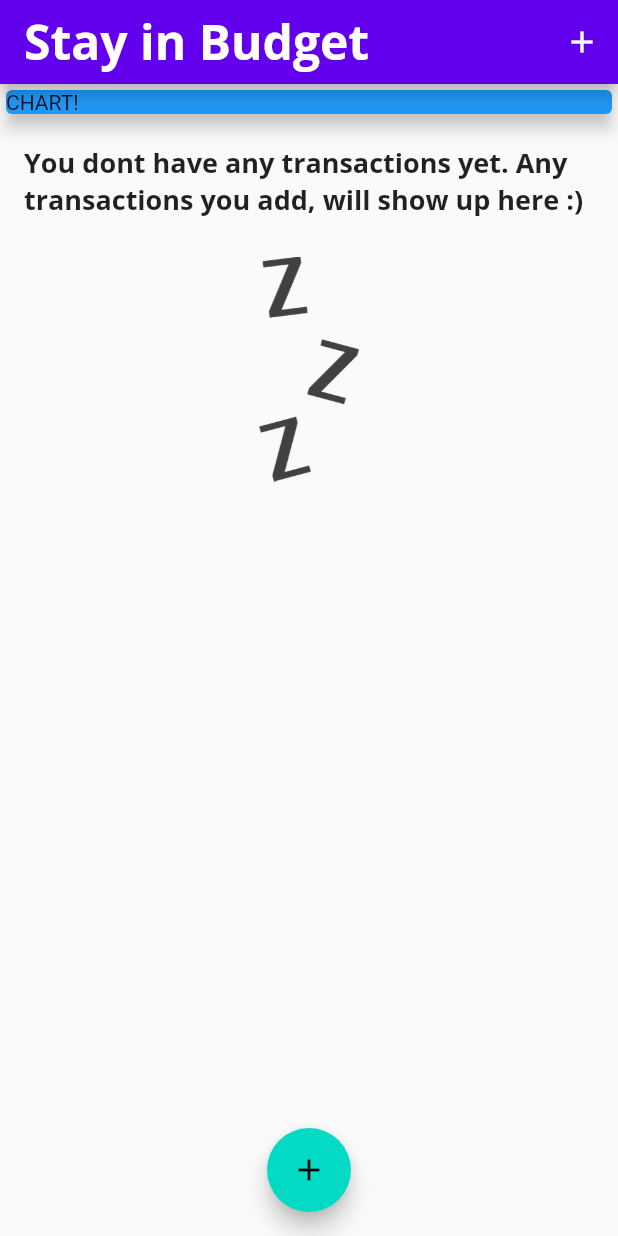
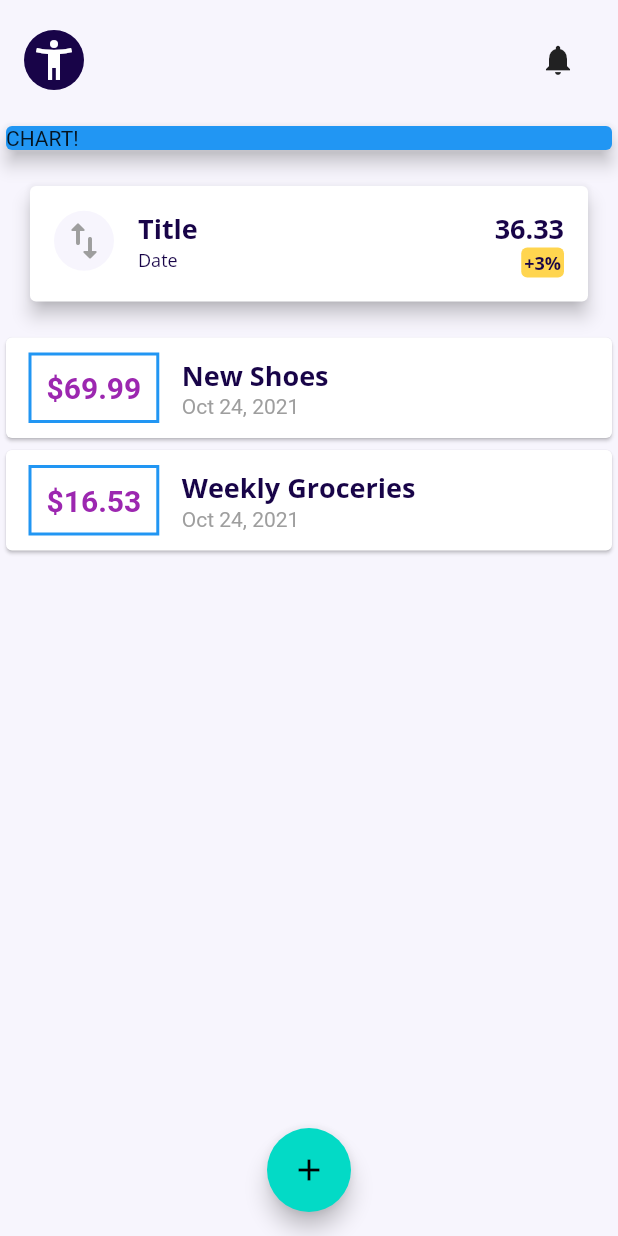
Before and after one commit to NoderCoder/stayinbudget, a Flutter app: the screen it shows after launch, on a phone screen of 412 x 824 dp. Run offline on Flutter 3.47's test engine with Material 2 defaults, Android fonts, the phone set to English and light mode, and no system bars.

Commit message:
Tile created, need to hook it up

```diff
--- a/lib/main.dart
+++ b/lib/main.dart
@@ -2,6 +2,7 @@ import 'package:flutter/material.dart';
 import 'package:flutter_complete_guide/widgets/new_transaction.dart';
 import 'package:flutter_complete_guide/widgets/transaction_list.dart';
 import 'models/transaction.dart';
+import './widgets/transaction_tile_ui.dart';
 
 void main() => runApp(MyApp());
 
@@ -10,14 +11,20 @@ class MyApp extends StatelessWidget {
   Widget build(BuildContext context) {
     return MaterialApp(
       theme: ThemeData(
-          primarySwatch: Colors.purple,
-          accentColor: Colors.amber,
+          scaffoldBackgroundColor: Color(0xFFf7f5fd),
+          primaryColorDark: Color(0xFF180448),
+          primaryColorLight: Color(0xFF440fc0),
+          cardColor: Colors.white,
+          accentColor: Color(0xFFffc946),
           colorScheme: ColorScheme.light(),
           textTheme: ThemeData.light().textTheme.copyWith(
                 bodyText1: TextStyle(
                   fontFamily: "OpenSans",
                   fontSize: 18,
-                  fontWeight: FontWeight.bold)),
+                  fontWeight: FontWeight.bold,
+                  color: Color(0xFF180448),
+                ),
+              ),
           fontFamily: "OpenSans",
           appBarTheme: AppBarTheme(
             titleTextStyle: TextStyle(
@@ -40,7 +47,20 @@ class MyHomePage extends StatefulWidget {
 }
 
 class _MyHomePageState extends State<MyHomePage> {
-  final List<Transaction> _userTransactions = [];
+  final List<Transaction> _userTransactions = [
+    Transaction(
+      id: 't1',
+      title: 'New Shoes',
+      amount: 69.99,
+      date: DateTime.now(),
+    ),
+    Transaction(
+      id: 't2',
+      title: 'Weekly Groceries',
+      amount: 16.53,
+      date: DateTime.now(),
+    ),
+  ];
 
   void _addNewTransaction(String txTitle, double txAmount) {
     final newTx = Transaction(
@@ -67,16 +87,34 @@ class _MyHomePageState extends State<MyHomePage> {
   @override
   Widget build(BuildContext context) {
     return Scaffold(
-      appBar: AppBar(title: Text('Stay in Budget'), actions: [
-        IconButton(
-            onPressed: () => _startAddNewTransaction(context),
-            icon: Icon(Icons.add))
-      ]),
-      body: SingleChildScrollView(
+      body: SafeArea(
+        child: SingleChildScrollView(
           child: Column(
             // mainAxisAlignment: MainAxisAlignment.start,
             crossAxisAlignment: CrossAxisAlignment.stretch,
             children: <Widget>[
+              Padding(
+                padding: const EdgeInsets.all(16.0),
+                child: Row(
+                  crossAxisAlignment: CrossAxisAlignment.center,
+                  mainAxisAlignment: MainAxisAlignment.spaceBetween,
+                  children: [
+                    CircleAvatar(
+                      backgroundColor: Theme.of(context).primaryColorDark,
+                      child: const Icon(
+                        Icons.accessibility_new_outlined,
+                        size: 32,
+                        color: Colors.white,
+                      ),
+                    ),
+                    IconButton(
+                        onPressed: () {
+                          print("Notifaction button pressed");
+                        },
+                        icon: Icon(Icons.notifications)),
+                  ],
+                ),
+              ),
               Container(
                 width: double.infinity,
                 child: Card(
@@ -85,8 +123,12 @@ class _MyHomePageState extends State<MyHomePage> {
                   elevation: 5,
                 ),
               ),
+              //TODO1:recofigure the tile
+              TransactionTile(),
+
               TransactionList(_userTransactions),
             ],
+          ),
         ),
       ),
       floatingActionButtonLocation: FloatingActionButtonLocation.centerFloat,
--- a/lib/widgets/transaction_list.dart
+++ b/lib/widgets/transaction_list.dart
@@ -38,6 +38,7 @@ class TransactionList extends StatelessWidget {
             )
           : ListView.builder(
               itemBuilder: (ctx, index) {
+                //This is the card that needs to be changed.
                 return Card(
                   child: Row(
                     children: <Widget>[
--- /dev/null
+++ b/lib/widgets/transaction_tile_ui.dart
@@ -0,0 +1,90 @@
+import 'package:flutter/material.dart';
+
+class TransactionTile extends StatelessWidget {
+  const TransactionTile({
+    Key key,
+  }) : super(key: key);
+
+  @override
+  Widget build(BuildContext context) {
+    return Container(
+      child: Padding(
+        padding: const EdgeInsets.all(16.0),
+        child: Container(
+          width: double.infinity,
+          child: Card(
+            elevation: 5,
+            child: Padding(
+              padding: const EdgeInsets.all(16.0),
+              child: Row(
+                mainAxisAlignment: MainAxisAlignment.spaceBetween,
+                crossAxisAlignment: CrossAxisAlignment.start,
+                children: [
+                  Row(
+                    children: [
+                      CircleAvatar(
+                        backgroundColor:
+                            Theme.of(context).scaffoldBackgroundColor,
+                        foregroundColor: Colors.grey[700],
+                        child: const Icon(
+                          Icons.import_export_rounded,
+                          size: 32,
+                          color: Colors.grey,
+                        ),
+                      ),
+                      SizedBox(
+                        width: 16,
+                      ),
+                      Column(
+                        crossAxisAlignment: CrossAxisAlignment.start,
+                        children: [
+                          Text(
+                            "Title",
+                            style: Theme.of(context).textTheme.bodyText1,
+                          ),
+                          Text("Date",
+                              style: Theme.of(context)
+                                  .textTheme
+                                  .bodyText1
+                                  .copyWith(
+                                    fontWeight: FontWeight.w100,
+                                    fontSize: 12,
+                                  )),
+                        ],
+                      ),
+                    ],
+                  ),
+                  Column(
+                    crossAxisAlignment: CrossAxisAlignment.end,
+                    children: [
+                      Text(
+                        "36.33",
+                        style: Theme.of(context).textTheme.bodyText1,
+                      ),
+                      Container(
+                        decoration: BoxDecoration(
+                            color: Colors.amber[300],
+                            borderRadius: BorderRadius.all(Radius.circular(4))),
+                        child: Padding(
+                          padding: const EdgeInsets.all(2.0),
+                          child: Text("+3%",
+                              style: Theme.of(context)
+                                  .textTheme
+                                  .bodyText1
+                                  .copyWith(
+                                    fontWeight: FontWeight.bold,
+                                    fontSize: 12,
+                                  )),
+                        ),
+                      ),
+                    ],
+                  ),
+                ],
+              ),
+            ),
+          ),
+        ),
+      ),
+    );
+  }
+}
```
Lines whose indentation alone changed are shown as unchanged.
